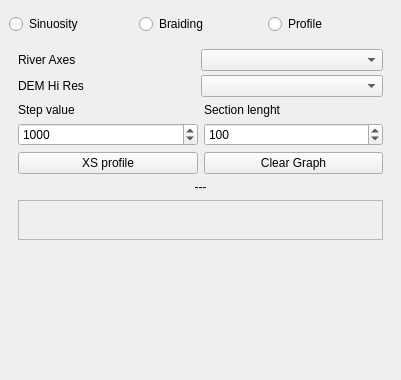
Qt form river_metrics_dockwidget_base.ui (pierluigiderosa/RiverMetrics) before a commit; both pictures show x 0 to 401 and y 0 to 380 of the 401 by 751 pixel window.
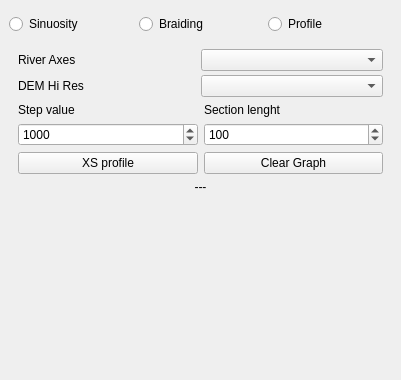
The same form after that commit. Custom widgets are drawn as their Qt base class.

Patch:
```diff
--- a/river_metrics_dockwidget_base.ui
+++ b/river_metrics_dockwidget_base.ui
@@ -576,12 +576,12 @@
          <widget class="QFrame" name="frame_for_plot3">
           <property name="minimumSize">
            <size>
-            <width>0</width>
+            <width>20</width>
             <height>40</height>
            </size>
           </property>
           <property name="frameShape">
-           <enum>QFrame::StyledPanel</enum>
+           <enum>QFrame::NoFrame</enum>
           </property>
           <property name="frameShadow">
            <enum>QFrame::Raised</enum>
```
